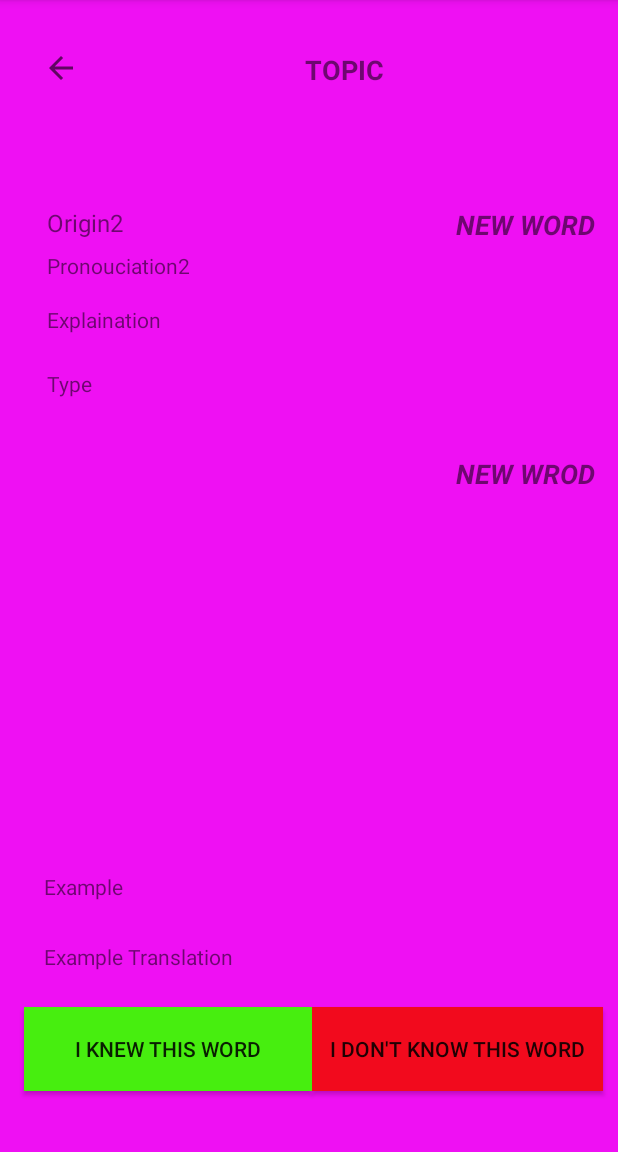
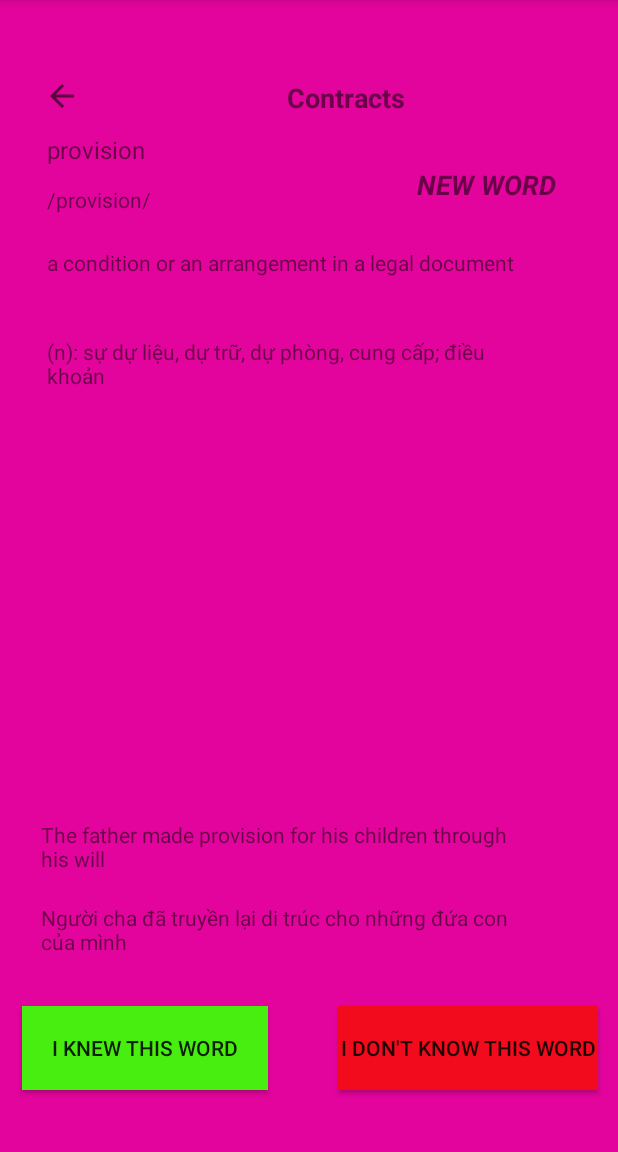
Before and after one commit to truonganhhoang/INT2208-8-2019, an Android app: the screen it shows after launch (StudyActivity), after a tap on "TAP TO SHOW DETAIL", on a phone screen of 412 x 824 dp, the part 84-1236 px from its top. Run offline under Robolectric (Android 15) with nearby library versions, the light colour scheme and no system bars; libraries missing offline, so code that uses them is left out: com.readystatesoftware.sqliteasset; 4 statements that could not run were skipped.

Commit message:
chinh sua vi tri cac View, chua sua background cac space

```diff
--- a/Nhom-01/source/app/src/main/java/com/example/jinny/vocabulary/screen/study/StudyActivity.java
+++ b/Nhom-01/source/app/src/main/java/com/example/jinny/vocabulary/screen/study/StudyActivity.java
@@ -69,6 +69,7 @@ public class StudyActivity extends BaseActivity {
                 origin1.setVisibility(View.GONE);
                 pronunciation1.setVisibility(View.GONE);
                 button3.setVisibility(View.GONE);
+                newWord1.setVisibility(View.GONE);
 
                 extendSpace.setVisibility(View.VISIBLE);
                 origin2.setVisibility(View.VISIBLE);
@@ -106,6 +107,7 @@ public class StudyActivity extends BaseActivity {
                 origin1.setVisibility(View.VISIBLE);
                 pronunciation1.setVisibility(View.VISIBLE);
                 button3.setVisibility(View.VISIBLE);
+                newWord1.setVisibility(View.VISIBLE);
 
                 extendSpace.setVisibility(View.GONE);
                 origin2.setVisibility(View.GONE);
--- a/Nhom-01/source/app/src/main/res/layout/activity_study.xml
+++ b/Nhom-01/source/app/src/main/res/layout/activity_study.xml
@@ -28,10 +28,16 @@
         android:layout_height="621dp"
         android:layout_marginStart="16dp"
         android:layout_marginTop="106dp"
+        android:layout_marginEnd="12dp"
+        android:layout_marginBottom="4dp"
         android:background="@android:color/white"
         android:visibility="visible"
+        app:layout_constraintBottom_toBottomOf="parent"
+        app:layout_constraintEnd_toEndOf="parent"
+        app:layout_constraintHorizontal_bias="0.0"
         app:layout_constraintStart_toStartOf="parent"
-        app:layout_constraintTop_toTopOf="parent" />
+        app:layout_constraintTop_toTopOf="parent"
+        app:layout_constraintVertical_bias="0.0" />
 
     <Space
         android:id="@+id/topicSpace"
@@ -49,10 +55,14 @@
         android:layout_height="29dp"
         android:layout_marginStart="114dp"
         android:layout_marginTop="34dp"
-        android:text="TOPIC"
+        android:layout_marginEnd="66dp"
+        android:layout_marginBottom="668dp"
+        android:text="Contracts"
         android:textAlignment="center"
         android:textSize="18sp"
         android:textStyle="bold"
+        app:layout_constraintBottom_toBottomOf="parent"
+        app:layout_constraintEnd_toEndOf="parent"
         app:layout_constraintStart_toStartOf="parent"
         app:layout_constraintTop_toTopOf="parent" />
 
@@ -60,53 +70,71 @@
         android:id="@+id/origin1"
         android:layout_width="wrap_content"
         android:layout_height="wrap_content"
-        android:layout_marginStart="31dp"
-        android:layout_marginTop="303dp"
-        android:text="Origin1"
+        android:layout_marginStart="25dp"
+        android:layout_marginEnd="334dp"
+        android:layout_marginBottom="295dp"
+        android:text="provision"
         android:textAlignment="viewStart"
         android:textSize="16sp"
         android:visibility="visible"
+        app:layout_constraintBottom_toBottomOf="parent"
+        app:layout_constraintEnd_toEndOf="parent"
+        app:layout_constraintHorizontal_bias="0.0"
         app:layout_constraintStart_toStartOf="parent"
-        app:layout_constraintTop_toTopOf="parent" />
+        app:layout_constraintTop_toTopOf="parent"
+        app:layout_constraintVertical_bias="0.975" />
 
     <TextView
         android:id="@+id/newWord1"
         android:layout_width="wrap_content"
         android:layout_height="wrap_content"
-        android:layout_marginStart="304dp"
-        android:layout_marginTop="303dp"
-        android:text="NEW WROD"
+        android:layout_marginBottom="295dp"
+        android:text="NEW WORD"
         android:textAlignment="center"
         android:textSize="18sp"
         android:textStyle="bold|italic"
         android:visibility="visible"
+        app:layout_constraintBottom_toBottomOf="parent"
+        app:layout_constraintEnd_toEndOf="parent"
+        app:layout_constraintHorizontal_bias="0.871"
         app:layout_constraintStart_toStartOf="parent"
-        app:layout_constraintTop_toTopOf="parent" />
+        app:layout_constraintTop_toTopOf="parent"
+        app:layout_constraintVertical_bias="1.0" />
 
     <TextView
         android:id="@+id/pronunciation1"
         android:layout_width="wrap_content"
         android:layout_height="wrap_content"
-        android:layout_marginStart="31dp"
-        android:layout_marginTop="334dp"
-        android:text="Pronounciation1"
+        android:layout_marginStart="25dp"
+        android:layout_marginEnd="280dp"
+        android:layout_marginBottom="280dp"
+        android:text="/provision/"
         android:textAlignment="viewStart"
         android:textSize="14sp"
         android:visibility="visible"
+        app:layout_constraintBottom_toBottomOf="parent"
+        app:layout_constraintEnd_toEndOf="parent"
+        app:layout_constraintHorizontal_bias="0.0"
         app:layout_constraintStart_toStartOf="parent"
-        app:layout_constraintTop_toTopOf="parent" />
+        app:layout_constraintTop_toTopOf="parent"
+        app:layout_constraintVertical_bias="1.0" />
 
     <Button
         android:id="@+id/button3"
-        android:layout_width="383dp"
+        android:layout_width="335dp"
         android:layout_height="42dp"
         android:layout_marginStart="16dp"
         android:layout_marginTop="363dp"
+        android:layout_marginEnd="12dp"
+        android:layout_marginBottom="326dp"
         android:background="@android:color/darker_gray"
         android:text="Tap to show detail"
         android:textAlignment="center"
         android:textStyle="italic"
         android:visibility="visible"
+        app:layout_constraintBottom_toBottomOf="parent"
+        app:layout_constraintEnd_toEndOf="parent"
+        app:layout_constraintHorizontal_bias="0.4"
         app:layout_constraintStart_toStartOf="parent"
         app:layout_constraintTop_toTopOf="parent" />
 
@@ -115,71 +143,94 @@
         android:layout_width="wrap_content"
         android:layout_height="wrap_content"
         android:layout_marginStart="31dp"
-        android:layout_marginTop="137dp"
-        android:text="Origin2"
+        android:layout_marginEnd="328dp"
+        android:text="provision"
         android:textAlignment="viewStart"
         android:textSize="16sp"
         android:visibility="visible"
+        app:layout_constraintBottom_toBottomOf="parent"
+        app:layout_constraintEnd_toEndOf="parent"
+        app:layout_constraintHorizontal_bias="0.0"
         app:layout_constraintStart_toStartOf="parent"
-        app:layout_constraintTop_toTopOf="parent" />
+        app:layout_constraintTop_toTopOf="parent"
+        app:layout_constraintVertical_bias="0.119" />
 
     <TextView
         android:id="@+id/newWord2"
         android:layout_width="wrap_content"
         android:layout_height="wrap_content"
-        android:layout_marginStart="304dp"
-        android:layout_marginTop="137dp"
+        android:layout_marginBottom="240dp"
         android:text="NEW WORD"
         android:textAlignment="center"
         android:textSize="18sp"
         android:textStyle="bold|italic"
         android:visibility="visible"
+        app:layout_constraintBottom_toBottomOf="parent"
+        app:layout_constraintEnd_toEndOf="parent"
+        app:layout_constraintHorizontal_bias="0.871"
         app:layout_constraintStart_toStartOf="parent"
-        app:layout_constraintTop_toTopOf="parent" />
+        app:layout_constraintTop_toTopOf="parent"
+        app:layout_constraintVertical_bias="0.22000003" />
 
     <TextView
         android:id="@+id/pronunciation2"
         android:layout_width="wrap_content"
         android:layout_height="wrap_content"
         android:layout_marginStart="31dp"
-        android:layout_marginTop="167dp"
-        android:text="Pronouciation2"
+        android:layout_marginEnd="282dp"
+        android:text="/provision/"
         android:textAlignment="viewStart"
         android:visibility="visible"
+        app:layout_constraintBottom_toBottomOf="parent"
+        app:layout_constraintEnd_toEndOf="parent"
+        app:layout_constraintHorizontal_bias="0.0"
         app:layout_constraintStart_toStartOf="parent"
-        app:layout_constraintTop_toTopOf="parent" />
+        app:layout_constraintTop_toTopOf="parent"
+        app:layout_constraintVertical_bias="0.165" />
 
     <TextView
         android:id="@+id/explaination"
         android:layout_width="321dp"
         android:layout_height="37dp"
         android:layout_marginStart="31dp"
-        android:layout_marginTop="203dp"
-        android:text="Explaination"
+        android:layout_marginEnd="59dp"
+        android:text="a condition or an arrangement in a legal document"
         android:textAlignment="viewStart"
         android:visibility="visible"
+        app:layout_constraintBottom_toBottomOf="parent"
+        app:layout_constraintEnd_toEndOf="parent"
+        app:layout_constraintHorizontal_bias="0.0"
         app:layout_constraintStart_toStartOf="parent"
-        app:layout_constraintTop_toTopOf="parent" />
+        app:layout_constraintTop_toTopOf="parent"
+        app:layout_constraintVertical_bias="0.226" />
 
     <TextView
         android:id="@+id/type"
         android:layout_width="321dp"
         android:layout_height="42dp"
         android:layout_marginStart="31dp"
-        android:layout_marginTop="246dp"
-        android:text="Type"
+        android:layout_marginEnd="59dp"
+        android:text="(n): sự dự liệu, dự trữ, dự phòng, cung cấp; điều khoản"
         android:textAlignment="textStart"
         android:visibility="visible"
+        app:layout_constraintBottom_toBottomOf="parent"
+        app:layout_constraintEnd_toEndOf="parent"
+        app:layout_constraintHorizontal_bias="0.0"
         app:layout_constraintStart_toStartOf="parent"
-        app:layout_constraintTop_toTopOf="parent" />
+        app:layout_constraintTop_toTopOf="parent"
+        app:layout_constraintVertical_bias="0.309" />
 
     <ImageView
         android:id="@+id/image"
         android:layout_width="353dp"
-        android:layout_height="245dp"
+        android:layout_height="198dp"
         android:layout_marginStart="29dp"
         android:layout_marginTop="316dp"
+        android:layout_marginEnd="29dp"
+        android:layout_marginBottom="170dp"
         android:visibility="visible"
+        app:layout_constraintBottom_toBottomOf="parent"
+        app:layout_constraintEnd_toEndOf="parent"
         app:layout_constraintStart_toStartOf="parent"
         app:layout_constraintTop_toTopOf="parent"
         tools:srcCompat="@tools:sample/avatars" />
@@ -188,52 +239,64 @@
         android:id="@+id/example"
         android:layout_width="318dp"
         android:layout_height="33dp"
-        android:layout_marginStart="29dp"
-        android:layout_marginTop="581dp"
-        android:text="Example"
+        android:layout_marginStart="27dp"
+        android:layout_marginEnd="47dp"
+        android:text="The father made provision for his children through his will"
         android:textAlignment="viewStart"
         android:visibility="visible"
+        app:layout_constraintBottom_toBottomOf="parent"
+        app:layout_constraintEnd_toEndOf="parent"
+        app:layout_constraintHorizontal_bias="0.0"
         app:layout_constraintStart_toStartOf="parent"
-        app:layout_constraintTop_toTopOf="parent" />
+        app:layout_constraintTop_toTopOf="parent"
+        app:layout_constraintVertical_bias="0.744" />
 
     <TextView
         android:id="@+id/exampleTrans"
         android:layout_width="316dp"
         android:layout_height="32dp"
-        android:layout_marginStart="29dp"
-        android:layout_marginTop="628dp"
-        android:text="Example Translation"
+        android:layout_marginStart="27dp"
+        android:layout_marginEnd="49dp"
+        android:text="Người cha đã truyền lại di trúc cho những đứa con của mình"
         android:textAlignment="viewStart"
         android:visibility="visible"
+        app:layout_constraintBottom_toBottomOf="parent"
+        app:layout_constraintEnd_toEndOf="parent"
+        app:layout_constraintHorizontal_bias="0.0"
         app:layout_constraintStart_toStartOf="parent"
-        app:layout_constraintTop_toTopOf="parent" />
+        app:layout_constraintTop_toTopOf="parent"
+        app:layout_constraintVertical_bias="0.818" />
 
     <Button
         android:id="@+id/button4"
-        android:layout_width="192dp"
+        android:layout_width="164dp"
         android:layout_height="56dp"
-        android:layout_marginStart="16dp"
-        android:layout_marginTop="671dp"
         android:background="@color/colorAccent"
         android:text="I knew this word"
         android:textAlignment="center"
         android:visibility="visible"
+        app:layout_constraintBottom_toBottomOf="parent"
+        app:layout_constraintEnd_toEndOf="parent"
+        app:layout_constraintHorizontal_bias="0.059"
         app:layout_constraintStart_toStartOf="parent"
-        app:layout_constraintTop_toTopOf="parent" />
+        app:layout_constraintTop_toTopOf="parent"
+        app:layout_constraintVertical_bias="0.942" />
 
     <Button
         android:id="@+id/button5"
-        android:layout_width="194dp"
+        android:layout_width="173dp"
         android:layout_height="56dp"
-        android:layout_marginStart="208dp"
-        android:layout_marginTop="671dp"
         android:background="@color/colorPrimary"
         android:hapticFeedbackEnabled="false"
         android:text="I don't know this word"
         android:textAlignment="center"
         android:visibility="visible"
+        app:layout_constraintBottom_toBottomOf="parent"
+        app:layout_constraintEnd_toEndOf="parent"
+        app:layout_constraintHorizontal_bias="0.944"
         app:layout_constraintStart_toStartOf="parent"
-        app:layout_constraintTop_toTopOf="parent" />
+        app:layout_constraintTop_toTopOf="parent"
+        app:layout_constraintVertical_bias="0.942" />
 
     <ImageButton
         android:id="@+id/imageButton2"
@@ -241,8 +304,12 @@
         android:layout_height="60dp"
         android:layout_marginStart="13dp"
         android:layout_marginTop="15dp"
+        android:layout_marginEnd="344dp"
+        android:layout_marginBottom="656dp"
         android:background="@color/colorPrimaryDark"
         android:hapticFeedbackEnabled="true"
+        app:layout_constraintBottom_toBottomOf="parent"
+        app:layout_constraintEnd_toEndOf="parent"
         app:layout_constraintStart_toStartOf="parent"
         app:layout_constraintTop_toTopOf="parent"
         app:srcCompat="?attr/actionModeCloseDrawable" />
--- a/Nhom-01/source/app/src/main/res/values/colors.xml
+++ b/Nhom-01/source/app/src/main/res/values/colors.xml
@@ -1,6 +1,6 @@
 <?xml version="1.0" encoding="utf-8"?>
 <resources>
     <color name="colorPrimary">#F20A1D</color>
-    <color name="colorPrimaryDark">#EF10F3</color>
+    <color name="colorPrimaryDark">#E2049C</color>
     <color name="colorAccent">#47EE0F</color>
 </resources>
```
